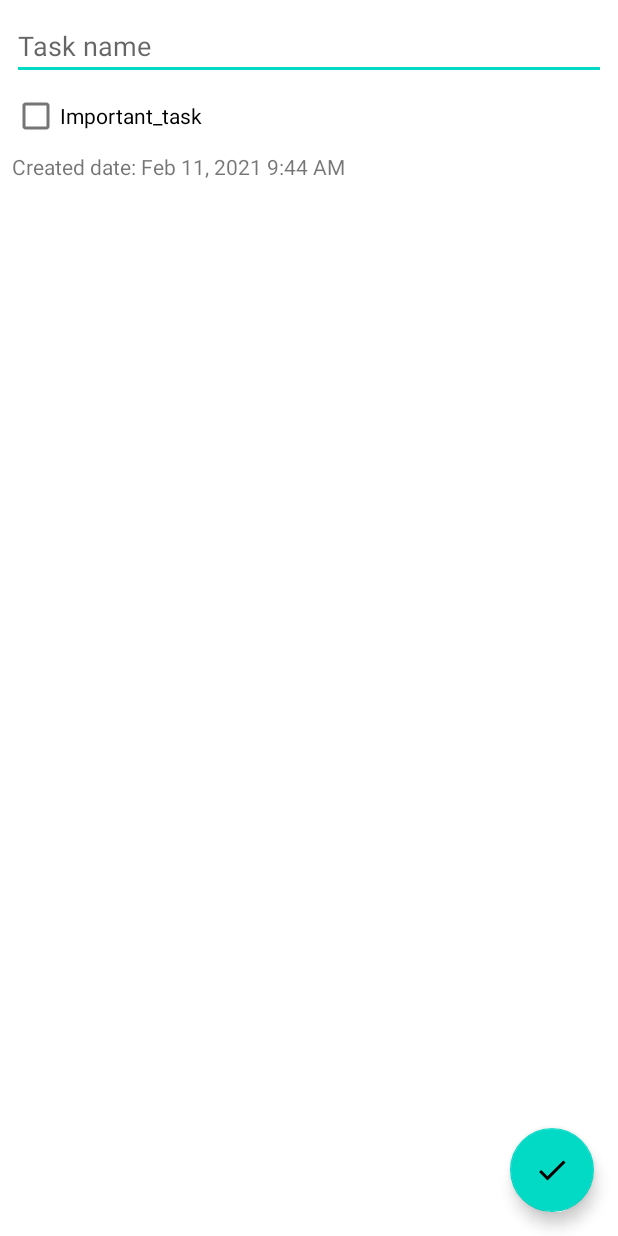
After one commit to leonardosibela/task-app-room, an Android app: the layout fragment_add_edit_task.xml on its own in the app's theme, with its tools: preview values and no code run, on a phone screen of 412 x 824 dp. The commit adds this screen. Run offline under Robolectric (Android 15) with nearby library versions, the phone set to English and light mode, and no system bars.

Commit message:
Adding layout for add and edit task

```diff
--- /dev/null
+++ b/app/src/main/res/layout/fragment_add_edit_task.xml
@@ -0,0 +1,42 @@
+<?xml version="1.0" encoding="utf-8"?>
+<androidx.coordinatorlayout.widget.CoordinatorLayout xmlns:android="http://schemas.android.com/apk/res/android"
+    xmlns:tools="http://schemas.android.com/tools"
+    android:layout_width="match_parent"
+    android:layout_height="match_parent">
+
+    <LinearLayout
+        android:layout_width="match_parent"
+        android:layout_height="wrap_content"
+        android:orientation="vertical"
+        android:padding="8dp">
+
+        <EditText
+            android:id="@+id/edit_text_task_name"
+            android:layout_width="match_parent"
+            android:layout_height="wrap_content"
+            android:hint="@string/task_name_hint"
+            android:inputType="text" />
+
+        <CheckBox
+            android:id="@+id/check_box_important"
+            android:layout_width="match_parent"
+            android:layout_height="wrap_content"
+            android:text="@string/important_task" />
+
+        <TextView
+            android:id="@+id/text_view_date_created"
+            android:layout_width="wrap_content"
+            android:layout_height="wrap_content"
+            tools:text="Created date: Feb 11, 2021 9:44 AM" />
+
+    </LinearLayout>
+
+    <com.google.android.material.floatingactionbutton.FloatingActionButton
+        android:id="@+id/fab_save_task"
+        android:layout_width="wrap_content"
+        android:layout_height="wrap_content"
+        android:layout_gravity="bottom|end"
+        android:layout_margin="16dp"
+        android:src="@drawable/ic_check_mark" />
+
+</androidx.coordinatorlayout.widget.CoordinatorLayout>
--- a/app/src/main/res/values/strings.xml
+++ b/app/src/main/res/values/strings.xml
@@ -2,4 +2,6 @@
     <string name="app_name">Task App</string>
     <string name="add_task">Add task</string>
     <string name="priority_task">Priority task</string>
+    <string name="task_name_hint">Task name</string>
+    <string name="important_task">Important_task</string>
 </resources>
```
